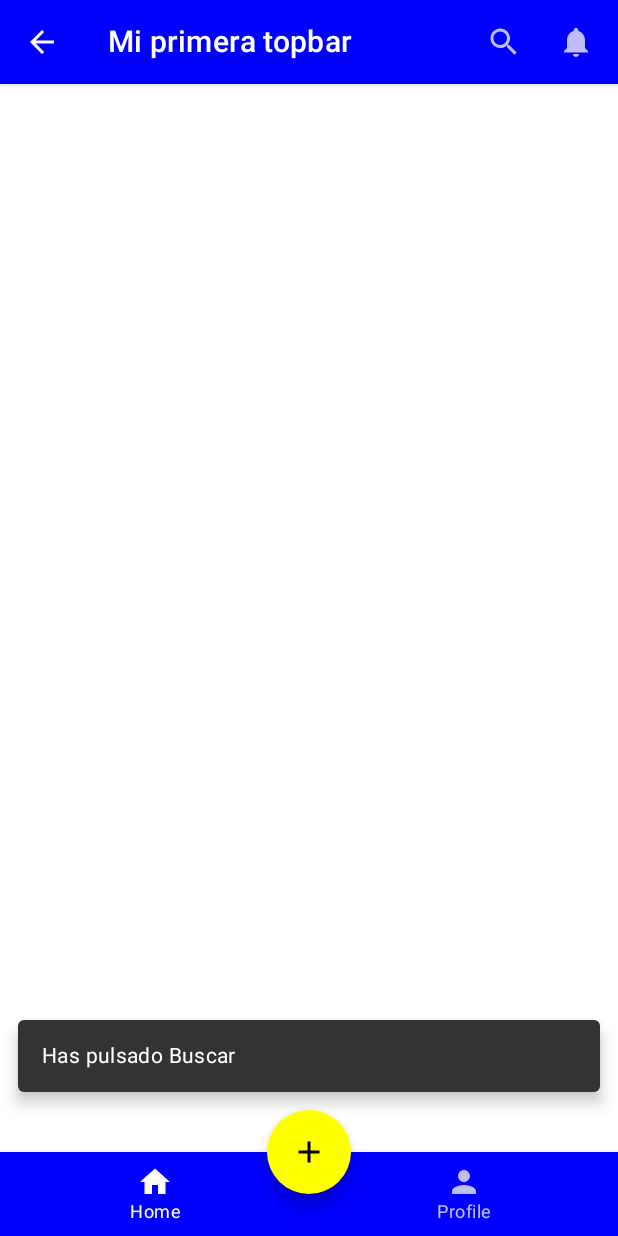
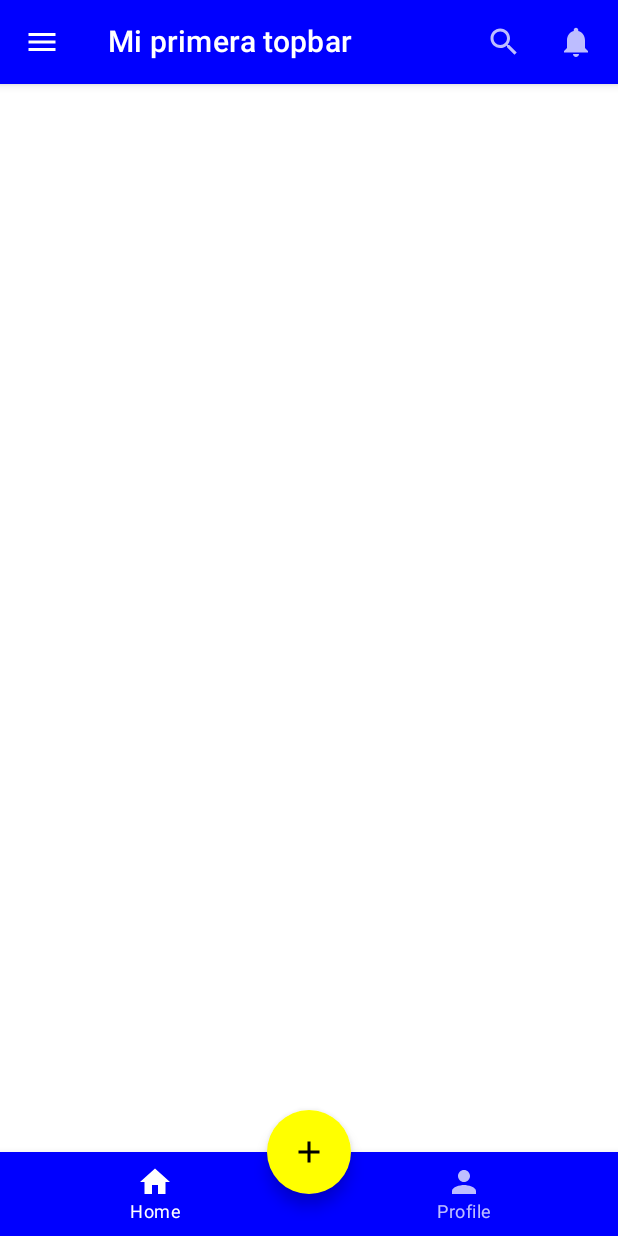
Before and after one commit to JulianCuestas/CursoUdemyJetpackCompose, an Android app built with Jetpack Compose: the screen it shows after launch (MainActivity), after a tap on "search", on a phone screen of 412 x 824 dp. Run offline under Robolectric (Android 15) with nearby library versions, the phone set to English and light mode, and no system bars; 1 other tap on this screen came first.

Commit message:
Se agerga menu Drawer (Lateral) al scaffold

```diff
--- a/app/src/main/java/com/cursojetpackcompose/ScaffoldScreen.kt
+++ b/app/src/main/java/com/cursojetpackcompose/ScaffoldScreen.kt
@@ -1,9 +1,14 @@
 package com.cursojetpackcompose
 
+import androidx.compose.foundation.clickable
+import androidx.compose.foundation.layout.Column
+import androidx.compose.foundation.layout.fillMaxWidth
+import androidx.compose.foundation.layout.padding
 import androidx.compose.material.*
 import androidx.compose.material.icons.Icons
 import androidx.compose.material.icons.filled.*
 import androidx.compose.runtime.*
+import androidx.compose.ui.Modifier
 import androidx.compose.ui.graphics.Color
 import androidx.compose.ui.unit.dp
 import kotlinx.coroutines.launch
@@ -14,32 +19,48 @@ fun MyScaffold() {
     val coroutineScope = rememberCoroutineScope()
 
     Scaffold(
-        topBar = { MyTopAppBar {
-                coroutineScope.launch {
-                    scaffoldState.snackbarHostState.showSnackbar("Has pulsado $it")
+        topBar = {
+            MyTopAppBar(
+                onClickIcon = {
+                    coroutineScope.launch {
+                        scaffoldState.snackbarHostState.showSnackbar("Has pulsado $it")
+                    }
+                },
+                onClickDrawer = {
+                    coroutineScope.launch {
+                        scaffoldState.drawerState.open()
+                    }
                 }
-            }
+            )
         },
         scaffoldState = scaffoldState,
         bottomBar = { MyBottomNavigation() },
         floatingActionButton = { MyFAB() },
         floatingActionButtonPosition = FabPosition.Center,
-        isFloatingActionButtonDocked = true
+        isFloatingActionButtonDocked = true,
+        drawerContent = {
+            MyDrawer {
+                coroutineScope.launch {
+                    scaffoldState.drawerState.close()
+                }
+            }
+        },
+        drawerGesturesEnabled = false
     ) {
 
     }
 }
 
 @Composable
-fun MyTopAppBar(onClickIcon: (String) -> Unit) {
+fun MyTopAppBar(onClickIcon: (String) -> Unit, onClickDrawer: () -> Unit) {
     TopAppBar(
         title = { Text(text = "Mi primera topbar") },
         backgroundColor = Color.Blue,
         contentColor = Color.White,
         elevation = 4.dp,
         navigationIcon = {
-            IconButton(onClick = { onClickIcon("Atrás") }) {
-                Icon(imageVector = Icons.Filled.ArrowBack, contentDescription = "back")
+            IconButton(onClick = { onClickDrawer() }) {
+                Icon(imageVector = Icons.Filled.Menu, contentDescription = "Menu")
             }
         },
         actions = {
@@ -88,3 +109,33 @@ fun MyFAB() {
         Icon(imageVector = Icons.Filled.Add, contentDescription = "Add")
     }
 }
+
+@Composable
+fun MyDrawer(onCloseDrawer: () -> Unit) {
+    Column(
+        Modifier.padding(8.dp)
+    ) {
+        Text(
+            text = "Opción 1",
+            modifier = Modifier
+                .fillMaxWidth()
+                .padding(vertical = 8.dp)
+                .clickable { onCloseDrawer() }
+        )
+        Text(text = "Opción 2", modifier = Modifier
+            .fillMaxWidth()
+            .padding(vertical = 8.dp)
+            .clickable { onCloseDrawer() }
+        )
+        Text(text = "Opción 3", modifier = Modifier
+            .fillMaxWidth()
+            .padding(vertical = 8.dp)
+            .clickable { onCloseDrawer() }
+        )
+        Text(text = "Opción 4", modifier = Modifier
+            .fillMaxWidth()
+            .padding(vertical = 8.dp)
+            .clickable { onCloseDrawer() }
+        )
+    }
+}
```
